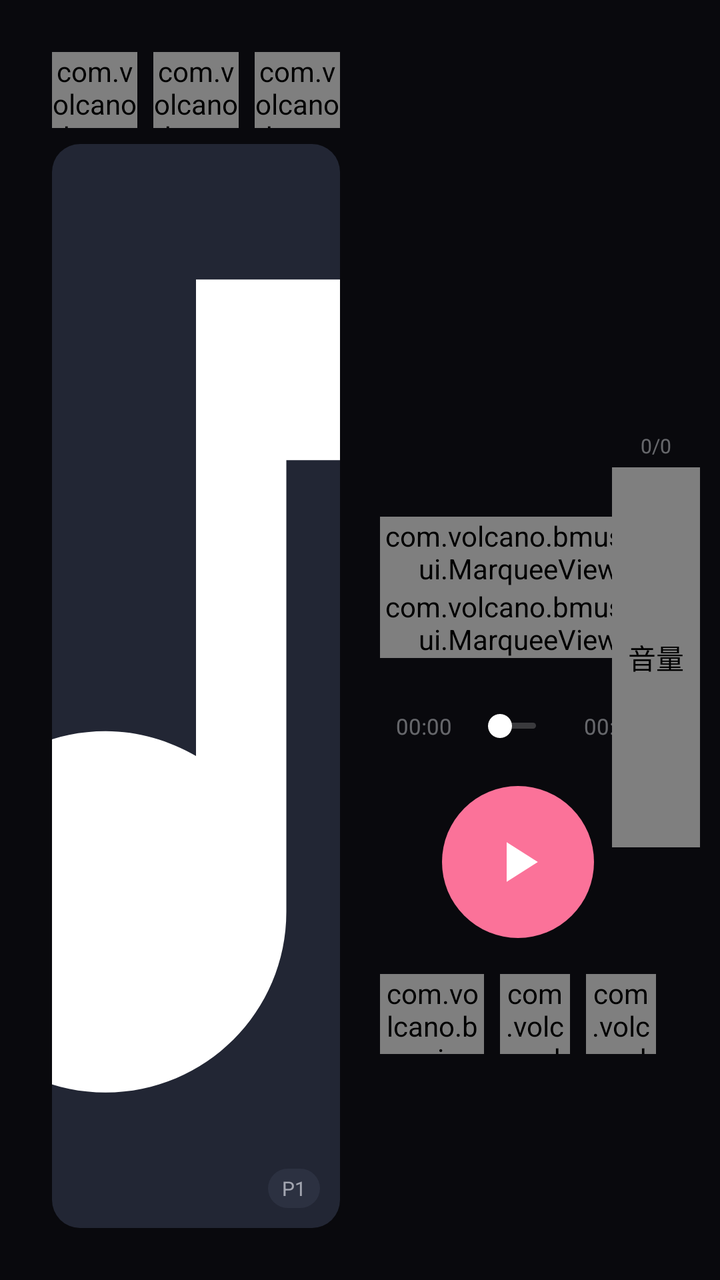
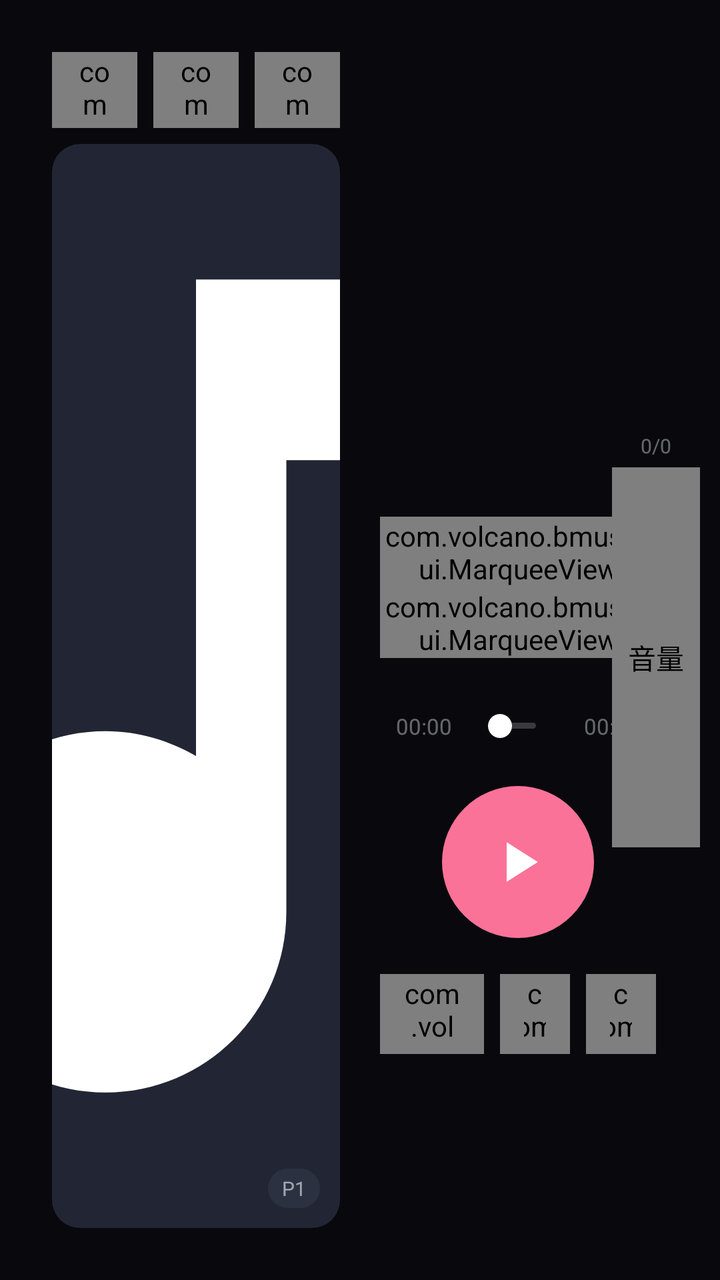

Two renders of the same Android screen: before a commit and after it. Below are the layout's source before the change and the commit's diff.
<!-- AndroidManifest.xml: application theme AppTheme -->
<!-- res/layout/activity_player_land.xml -->
<?xml version="1.0" encoding="utf-8"?>
<FrameLayout xmlns:android="http://schemas.android.com/apk/res/android"
    android:layout_width="match_parent"
    android:layout_height="match_parent"
    android:background="@color/bg">

    <ImageView
        android:id="@+id/bg"
        android:layout_width="match_parent"
        android:layout_height="match_parent"
        android:scaleType="centerCrop" />

    <View
        android:layout_width="match_parent"
        android:layout_height="match_parent"
        android:background="#86000000" />

    <LinearLayout
        android:id="@+id/player_root"
        android:layout_width="match_parent"
        android:layout_height="match_parent"
        android:orientation="horizontal"
        android:padding="16dp">

        
        <LinearLayout
            android:layout_width="0dp"
            android:layout_height="match_parent"
            android:layout_weight="1"
            android:orientation="vertical"
            android:padding="10dp">

            <LinearLayout
                android:id="@+id/row_top"
                android:layout_width="match_parent"
                android:layout_height="wrap_content"
                android:layout_marginBottom="8dp"
                android:gravity="center"
                android:orientation="horizontal">

                <com.volcano.bmusic.ui.MarqueeView
                android:id="@+id/back_box"
                android:layout_width="0dp"
                android:layout_height="38dp"
                android:layout_weight="1"
                android:background="@drawable/ripple_round"
                android:minWidth="0dp"
                android:scrollbars="none">

                <TextView
                    android:id="@+id/back"
                    android:drawableLeft="@drawable/ic_library"
                    android:drawablePadding="6dp"
                    android:drawableTint="@color/text_sub"
                    android:ellipsize="none"
                    android:gravity="center"
                    android:paddingLeft="14dp"
                    android:paddingRight="14dp"
                    android:singleLine="true"
                    android:text="曲库"
                    android:textAllCaps="false"
                    android:textColor="@color/text_sub"
                    android:textSize="12sp"
                    android:layout_width="wrap_content"
                    android:layout_height="wrap_content"
                    android:clickable="true" />
            </com.volcano.bmusic.ui.MarqueeView>

                <View
                    android:layout_width="8dp"
                    android:layout_height="1dp" />

                <com.volcano.bmusic.ui.MarqueeView
                android:id="@+id/btn_cache_box"
                android:layout_width="0dp"
                android:layout_height="38dp"
                android:layout_weight="1"
                android:background="@drawable/ripple_round"
                android:minWidth="0dp"
                android:scrollbars="none">

                <TextView
                    android:id="@+id/btn_cache"
                    android:drawableLeft="@drawable/ic_download"
                    android:drawablePadding="6dp"
                    android:drawableTint="@color/text_sub"
                    android:gravity="center"
                    android:paddingLeft="14dp"
                    android:paddingRight="14dp"
                    android:text="缓存到本地"
                    android:textAllCaps="false"
                    android:textColor="@color/text_sub"
                    android:textSize="12sp"
                    android:layout_width="wrap_content"
                    android:layout_height="wrap_content"
                    android:clickable="true" />
            </com.volcano.bmusic.ui.MarqueeView>

                <View
                    android:layout_width="8dp"
                    android:layout_height="1dp" />

                <com.volcano.bmusic.ui.MarqueeView
                android:id="@+id/btn_bili_box"
                android:layout_width="0dp"
                android:layout_height="38dp"
                android:layout_weight="1"
                android:background="@drawable/ripple_round"
                android:minWidth="0dp"
                android:scrollbars="none">

                <TextView
                    android:id="@+id/btn_bili"
                    android:drawableLeft="@drawable/ic_bili"
                    android:drawablePadding="6dp"
                    android:drawableTint="@color/text_sub"
                    android:gravity="center"
                    android:paddingLeft="14dp"
                    android:paddingRight="14dp"
                    android:text="返回 B 站"
                    android:textAllCaps="false"
                    android:textColor="@color/text_sub"
                    android:textSize="12sp"
                    android:layout_width="wrap_content"
                    android:layout_height="wrap_content"
                    android:clickable="true" />
            </com.volcano.bmusic.ui.MarqueeView>
            </LinearLayout>

            <FrameLayout
                android:layout_width="match_parent"
                android:layout_height="0dp"
                android:layout_weight="1">

                <ImageView
                    android:id="@+id/art"
                    android:layout_width="match_parent"
                    android:layout_height="match_parent"
                    android:background="@drawable/shape_card"
                    android:scaleType="centerCrop"
                    android:src="@drawable/ic_music_note" />

                <TextView
                    android:id="@+id/n_badge"
                    android:layout_width="wrap_content"
                    android:layout_height="wrap_content"
                    android:layout_gravity="bottom|right"
                    android:layout_margin="10dp"
                    android:background="@drawable/shape_card2"
                    android:paddingBottom="3dp"
                    android:paddingLeft="7dp"
                    android:paddingRight="7dp"
                    android:paddingTop="3dp"
                    android:text="P1"
                    android:textColor="@color/text_sub"
                    android:textSize="10sp" />
            </FrameLayout>
        </LinearLayout>

        
        <LinearLayout
            android:layout_width="0dp"
            android:layout_height="match_parent"
            android:layout_weight="1"
            android:gravity="center_horizontal"
            android:orientation="vertical"
            android:paddingLeft="10dp"
            android:paddingRight="16dp">

            <View
                android:layout_width="match_parent"
                android:layout_height="0dp"
                android:layout_weight="1" />

            <com.volcano.bmusic.ui.MarqueeView
                android:id="@+id/title_box"
                android:layout_width="match_parent"
                android:layout_height="wrap_content">

                <TextView
                    android:id="@+id/title"
                    android:layout_width="wrap_content"
                    android:layout_height="wrap_content"
                    android:layout_gravity="center_vertical"
                    android:text="未在播放"
                    android:textColor="@color/text"
                    android:textSize="19sp"
                    android:textStyle="bold" 
                android:singleLine="true" />
            </com.volcano.bmusic.ui.MarqueeView>

            <com.volcano.bmusic.ui.MarqueeView
                android:id="@+id/author_box"
                android:layout_width="match_parent"
                android:layout_height="wrap_content">

                <TextView
                    android:id="@+id/author"
                    android:layout_width="wrap_content"
                    android:layout_height="wrap_content"
                    android:layout_gravity="center_vertical"
                    android:text=""
                    android:textColor="@color/text_sub"
                    android:textSize="13sp" 
                android:singleLine="true" />
            </com.volcano.bmusic.ui.MarqueeView>

            <LinearLayout
                android:id="@+id/row_seek"
                android:layout_width="match_parent"
                android:layout_height="wrap_content"
                android:layout_marginTop="20dp"
                android:gravity="center_vertical"
                android:orientation="horizontal">

                <TextView
                    android:id="@+id/t_cur"
                    android:layout_width="44dp"
                    android:layout_height="wrap_content"
                    android:gravity="center"
                    android:text="00:00"
                    android:textColor="@color/text_dim"
                    android:textSize="11sp" />

                <SeekBar
                    android:id="@+id/seek"
                    android:layout_width="0dp"
                    android:layout_height="28dp"
                    android:layout_weight="1"
                    android:max="1000"
                    android:progressDrawable="@drawable/seek_gray"
                    android:splitTrack="false"
                    android:thumb="@drawable/seek_thumb" />

                <TextView
                    android:id="@+id/t_dur"
                    android:layout_width="44dp"
                    android:layout_height="wrap_content"
                    android:gravity="center"
                    android:text="00:00"
                    android:textColor="@color/text_dim"
                    android:textSize="11sp" />
            </LinearLayout>

            <LinearLayout
                android:id="@+id/row_ctrl"
                android:layout_width="match_parent"
                android:layout_height="wrap_content"
                android:layout_marginTop="16dp"
                android:gravity="center"
                android:orientation="horizontal">

                <ImageButton
                    android:id="@+id/btn_mode"
                    android:layout_width="48dp"
                    android:layout_height="48dp"
                    android:background="@null"
                    android:contentDescription="播放模式"
                    android:src="@drawable/ic_repeat"
                    android:tint="@color/text_sub" />

                <View
                    android:layout_width="18dp"
                    android:layout_height="1dp" />

                <ImageButton
                    android:id="@+id/btn_prev"
                    android:layout_width="54dp"
                    android:layout_height="54dp"
                    android:background="@null"
                    android:contentDescription="上一首"
                    android:src="@drawable/ic_prev"
                    android:tint="@color/text" />

                <ImageButton
                    android:id="@+id/btn_play"
                    android:layout_width="76dp"
                    android:layout_height="76dp"
                    android:layout_marginLeft="16dp"
                    android:layout_marginRight="16dp"
                    android:background="@drawable/circle_accent"
                    android:contentDescription="@string/play"
                    android:padding="21dp"
                    android:scaleType="fitCenter"
                    android:src="@drawable/ic_play"
                    android:tint="@color/white" />

                <ImageButton
                    android:id="@+id/btn_next"
                    android:layout_width="54dp"
                    android:layout_height="54dp"
                    android:background="@null"
                    android:contentDescription="下一首"
                    android:src="@drawable/ic_next"
                    android:tint="@color/text" />

                <View
                    android:layout_width="18dp"
                    android:layout_height="1dp" />

                <ImageButton
                    android:id="@+id/btn_fav"
                    android:layout_width="48dp"
                    android:layout_height="48dp"
                    android:background="@null"
                    android:contentDescription="收藏"
                    android:src="@drawable/ic_fav_border"
                    android:tint="@color/text_sub" />
            </LinearLayout>

            
            <LinearLayout
                android:id="@+id/row_bottom"
                android:layout_width="match_parent"
                android:layout_height="wrap_content"
                android:layout_marginTop="18dp"
                android:gravity="center"
                android:orientation="horizontal">

                <com.volcano.bmusic.ui.MarqueeView
                android:id="@+id/btn_queue_box"
                android:layout_width="0dp"
                android:layout_height="40dp"
                android:layout_weight="1.5"
                android:background="@drawable/ripple_round"
                android:minWidth="0dp"
                android:scrollbars="none">

                <TextView
                    android:id="@+id/btn_queue"
                    android:drawableLeft="@drawable/ic_queue"
                    android:drawablePadding="6dp"
                    android:drawableTint="@color/text_sub"
                    android:gravity="center"
                    android:paddingLeft="14dp"
                    android:paddingRight="14dp"
                    android:text="@string/current_queue"
                    android:textAllCaps="false"
                    android:textColor="@color/text_sub"
                    android:textSize="12sp"
                    android:layout_width="wrap_content"
                    android:layout_height="wrap_content"
                    android:clickable="true" />
            </com.volcano.bmusic.ui.MarqueeView>

                <View
                    android:layout_width="8dp"
                    android:layout_height="1dp" />

                <com.volcano.bmusic.ui.MarqueeView
                android:id="@+id/btn_add_pl_box"
                android:layout_width="0dp"
                android:layout_height="40dp"
                android:layout_weight="1"
                android:background="@drawable/ripple_round"
                android:minWidth="0dp"
                android:scrollbars="none">

                <TextView
                    android:id="@+id/btn_add_pl"
                    android:drawableLeft="@drawable/ic_add"
                    android:drawablePadding="6dp"
                    android:drawableTint="@color/text_sub"
                    android:gravity="center"
                    android:paddingLeft="14dp"
                    android:paddingRight="14dp"
                    android:text="加入歌单"
                    android:textAllCaps="false"
                    android:textColor="@color/text_sub"
                    android:textSize="12sp"
                    android:layout_width="wrap_content"
                    android:layout_height="wrap_content"
                    android:clickable="true" />
            </com.volcano.bmusic.ui.MarqueeView>

                <View
                    android:layout_width="8dp"
                    android:layout_height="1dp" />

                <com.volcano.bmusic.ui.MarqueeView
                android:id="@+id/btn_lyric_box"
                android:layout_width="0dp"
                android:layout_height="40dp"
                android:layout_weight="1"
                android:background="@drawable/ripple_round"
                android:minWidth="0dp"
                android:scrollbars="none">

                <TextView
                    android:id="@+id/btn_lyric"
                    android:drawableLeft="@drawable/ic_lyric"
                    android:drawablePadding="6dp"
                    android:drawableTint="@color/text_sub"
                    android:gravity="center"
                    android:paddingLeft="14dp"
                    android:paddingRight="14dp"
                    android:text="@string/lyrics"
                    android:textAllCaps="false"
                    android:textColor="@color/text_sub"
                    android:textSize="12sp"
                    android:layout_width="wrap_content"
                    android:layout_height="wrap_content"
                    android:clickable="true" />
            </com.volcano.bmusic.ui.MarqueeView>
            </LinearLayout>

            <TextView
                android:id="@+id/hint"
                android:layout_width="match_parent"
                android:layout_height="wrap_content"
                android:layout_marginTop="12dp"
                android:layout_marginBottom="16dp"
                android:gravity="center"
                android:text=""
                android:textColor="@color/text_dim"
                android:textSize="11sp"
                android:visibility="gone" />

            <View
                android:layout_width="match_parent"
                android:layout_height="0dp"
                android:layout_weight="0.4" />
        </LinearLayout>
    </LinearLayout>

    
    <FrameLayout
        android:layout_width="wrap_content"
        android:layout_height="wrap_content"
        android:layout_gravity="end|center_vertical"
        android:layout_marginEnd="10dp">

        <LinearLayout
            android:layout_width="wrap_content"
            android:layout_height="wrap_content"
            android:orientation="vertical"
            android:gravity="center_horizontal">

            <TextView
                android:id="@+id/vol_pct"
                android:layout_width="wrap_content"
                android:layout_height="wrap_content"
                android:text="0/0"
                android:textColor="@color/text_dim"
                android:textSize="10sp" />

            <com.volcano.bmusic.ui.VolumeBar
                android:id="@+id/vol_bar"
                android:layout_width="44dp"
                android:layout_height="190dp"
                android:layout_marginTop="4dp"
                android:contentDescription="@string/volume" />
        </LinearLayout>
    </FrameLayout>

    
    <FrameLayout
        android:id="@+id/lyric_panel"
        android:layout_width="match_parent"
        android:layout_height="match_parent"
        android:background="#E612141C"
        android:visibility="gone">

        <LinearLayout
            android:layout_width="match_parent"
            android:layout_height="match_parent"
            android:orientation="vertical"
            android:padding="18dp">

            <LinearLayout
                android:layout_width="match_parent"
                android:layout_height="wrap_content"
                android:orientation="horizontal"
                android:gravity="center_vertical">

                <TextView
                    android:layout_width="0dp"
                    android:layout_height="wrap_content"
                    android:layout_weight="1"
                    android:text="@string/lyric_panel_title"
                    android:textColor="@color/text"
                    android:textSize="16sp"
                    android:textStyle="bold" />

                <ImageButton
                    android:id="@+id/lyric_close"
                    android:layout_width="40dp"
                    android:layout_height="40dp"
                    android:background="@null"
                    android:src="@drawable/ic_close"
                    android:tint="@color/text_sub"
                    android:contentDescription="关闭" />
            </LinearLayout>

            <LinearLayout
                android:layout_width="match_parent"
                android:layout_height="wrap_content"
                android:layout_marginTop="10dp"
                android:orientation="horizontal">

                <EditText
                    android:id="@+id/lyric_query"
                    android:layout_width="0dp"
                    android:layout_height="38dp"
                    android:layout_weight="1"
                    android:background="@drawable/shape_card"
                    android:hint="@string/lyric_search_hint"
                    android:textColorHint="@color/text_dim"
                    android:imeOptions="actionSearch"
                    android:inputType="text"
                    android:paddingLeft="12dp"
                    android:paddingRight="12dp"
                    android:textColor="@color/text"
                    android:textSize="13sp" />

                <Button
                    android:id="@+id/lyric_search"
                    android:layout_width="wrap_content"
                    android:layout_height="38dp"
                    android:layout_marginLeft="8dp"
                    android:background="@drawable/ripple_round"
                    android:text="@string/search"
                    android:textAllCaps="false"
                    android:textColor="@color/text_sub"
                    android:textSize="12sp" />
            </LinearLayout>

            <TextView
                android:id="@+id/lyric_status"
                android:layout_width="match_parent"
                android:layout_height="wrap_content"
                android:layout_marginTop="6dp"
                android:gravity="center"
                android:textColor="@color/text_dim"
                android:textSize="11sp" />

            <ScrollView
                android:id="@+id/lyric_scroll"
                android:layout_width="match_parent"
                android:layout_height="0dp"
                android:layout_weight="1"
                android:layout_marginTop="8dp">

                <LinearLayout
                    android:id="@+id/lyric_lines"
                    android:layout_width="match_parent"
                    android:layout_height="wrap_content"
                    android:orientation="vertical"
                    android:paddingBottom="60dp" />
            </ScrollView>
        </LinearLayout>
    </FrameLayout>
</FrameLayout>
<!-- resources referenced by this layout -->
<resources>
  <color name="bg">#FF12141C</color>
  <color name="text">#FFF2F4FA</color>
  <color name="text_dim">#66F2F4FA</color>
  <color name="text_sub">#99F2F4FA</color>
  <color name="white">#FFFFFFFF</color>
  <!-- drawable circle_accent (drawable) -->
  <?xml version="1.0" encoding="utf-8"?>
  <shape xmlns:android="http://schemas.android.com/apk/res/android" android:shape="oval">
      <solid android:color="@color/pink" />
  </shape>
  <!-- drawable ic_add (drawable) -->
  <?xml version="1.0" encoding="utf-8"?>
  <vector xmlns:android="http://schemas.android.com/apk/res/android"
      android:width="24dp"
      android:height="24dp"
      android:viewportWidth="24.0"
      android:viewportHeight="24.0">
      <path
          android:fillColor="#FFFFFFFF"
          android:pathData="M19,13h-6v6h-2v-6H5v-2h6V5h2v6h6v2z" />
  </vector>
  <!-- drawable ic_download (drawable) -->
  <?xml version="1.0" encoding="utf-8"?>
  <vector xmlns:android="http://schemas.android.com/apk/res/android"
      android:width="24dp"
      android:height="24dp"
      android:viewportWidth="24.0"
      android:viewportHeight="24.0">
      <path
          android:fillColor="#FFFFFFFF"
          android:pathData="M19,9h-4V3H9v6H5l7,7 7,-7zM5,18v2h14v-2H5z" />
  </vector>
  <!-- drawable ic_next (drawable) -->
  <?xml version="1.0" encoding="utf-8"?>
  <vector xmlns:android="http://schemas.android.com/apk/res/android"
      android:width="24dp"
      android:height="24dp"
      android:viewportWidth="24.0"
      android:viewportHeight="24.0">
      <path
          android:fillColor="#FFFFFFFF"
          android:pathData="M6,18l8.5,-6L6,6v12zM16,6v12h2V6h-2z" />
  </vector>
  <!-- drawable ic_play (drawable) -->
  <?xml version="1.0" encoding="utf-8"?>
  <vector xmlns:android="http://schemas.android.com/apk/res/android"
      android:width="24dp"
      android:height="24dp"
      android:viewportWidth="24.0"
      android:viewportHeight="24.0">
      <path
          android:fillColor="#FFFFFFFF"
          android:pathData="M8,5v14l11,-7z" />
  </vector>
  <!-- drawable ic_prev (drawable) -->
  <?xml version="1.0" encoding="utf-8"?>
  <vector xmlns:android="http://schemas.android.com/apk/res/android"
      android:width="24dp"
      android:height="24dp"
      android:viewportWidth="24.0"
      android:viewportHeight="24.0">
      <path
          android:fillColor="#FFFFFFFF"
          android:pathData="M6,6h2v12H6zM9.5,12l8.5,6V6z" />
  </vector>
  <!-- drawable ripple_round (drawable) -->
  <?xml version="1.0" encoding="utf-8"?>
  <shape xmlns:android="http://schemas.android.com/apk/res/android" android:shape="rectangle">
      <solid android:color="#14FFFFFF" />
      <corners android:radius="24dp" />
  </shape>
  <!-- drawable seek_thumb (drawable) -->
  <?xml version="1.0" encoding="utf-8"?>
  <shape xmlns:android="http://schemas.android.com/apk/res/android" android:shape="oval">
      <size android:height="12dp" android:width="12dp" />
      <solid android:color="@color/white" />
  </shape>
  <!-- drawable shape_card (drawable) -->
  <?xml version="1.0" encoding="utf-8"?>
  <shape xmlns:android="http://schemas.android.com/apk/res/android" android:shape="rectangle">
      <solid android:color="@color/bg_card" />
      <corners android:radius="14dp" />
  </shape>
  <!-- drawable shape_card2 (drawable) -->
  <?xml version="1.0" encoding="utf-8"?>
  <shape xmlns:android="http://schemas.android.com/apk/res/android" android:shape="rectangle">
      <solid android:color="@color/bg_card_2" />
      <corners android:radius="10dp" />
  </shape>
  <string name="current_queue">播放队列</string>
  <string name="lyric_panel_title">歌词</string>
  <string name="lyric_search_hint">输入歌名 / 歌手，搜索歌词</string>
  <string name="lyrics">歌词</string>
  <string name="play">播放</string>
  <string name="search">搜索</string>
  <string name="volume">音量</string>
  <color name="pink">#FFFB7299</color>
  <color name="bg_card">#FF222634</color>
  <color name="bg_card_2">#FF2C3141</color>
  <color name="bg_soft">#FF1A1D28</color>
  <!-- unchanged entries left out for length: 10 -->
</resources>

<!-- the commit's change to res/layout/activity_player_land.xml (unified diff, before → after) -->
@@ -45,6 +45,8 @@
                 android:layout_weight="1"
                 android:background="@drawable/ripple_round"
                 android:minWidth="0dp"
+                android:paddingLeft="12dp"
+                android:paddingRight="12dp"
                 android:scrollbars="none">
 
                 <TextView
@@ -54,8 +56,6 @@
                     android:drawableTint="@color/text_sub"
                     android:ellipsize="none"
                     android:gravity="center"
-                    android:paddingLeft="14dp"
-                    android:paddingRight="14dp"
                     android:singleLine="true"
                     android:text="曲库"
                     android:textAllCaps="false"
@@ -77,6 +77,8 @@
                 android:layout_weight="1"
                 android:background="@drawable/ripple_round"
                 android:minWidth="0dp"
+                android:paddingLeft="12dp"
+                android:paddingRight="12dp"
                 android:scrollbars="none">
 
                 <TextView
@@ -85,8 +87,6 @@
                     android:drawablePadding="6dp"
                     android:drawableTint="@color/text_sub"
                     android:gravity="center"
-                    android:paddingLeft="14dp"
-                    android:paddingRight="14dp"
                     android:text="缓存到本地"
                     android:textAllCaps="false"
                     android:textColor="@color/text_sub"
@@ -107,6 +107,8 @@
                 android:layout_weight="1"
                 android:background="@drawable/ripple_round"
                 android:minWidth="0dp"
+                android:paddingLeft="12dp"
+                android:paddingRight="12dp"
                 android:scrollbars="none">
 
                 <TextView
@@ -115,8 +117,6 @@
                     android:drawablePadding="6dp"
                     android:drawableTint="@color/text_sub"
                     android:gravity="center"
-                    android:paddingLeft="14dp"
-                    android:paddingRight="14dp"
                     android:text="返回 B 站"
                     android:textAllCaps="false"
                     android:textColor="@color/text_sub"
@@ -324,6 +324,8 @@
                 android:layout_weight="1.5"
                 android:background="@drawable/ripple_round"
                 android:minWidth="0dp"
+                android:paddingLeft="12dp"
+                android:paddingRight="12dp"
                 android:scrollbars="none">
 
                 <TextView
@@ -332,8 +334,6 @@
                     android:drawablePadding="6dp"
                     android:drawableTint="@color/text_sub"
                     android:gravity="center"
-                    android:paddingLeft="14dp"
-                    android:paddingRight="14dp"
                     android:text="@string/current_queue"
                     android:textAllCaps="false"
                     android:textColor="@color/text_sub"
@@ -354,6 +354,8 @@
                 android:layout_weight="1"
                 android:background="@drawable/ripple_round"
                 android:minWidth="0dp"
+                android:paddingLeft="12dp"
+                android:paddingRight="12dp"
                 android:scrollbars="none">
 
                 <TextView
@@ -362,8 +364,6 @@
                     android:drawablePadding="6dp"
                     android:drawableTint="@color/text_sub"
                     android:gravity="center"
-                    android:paddingLeft="14dp"
-                    android:paddingRight="14dp"
                     android:text="加入歌单"
                     android:textAllCaps="false"
                     android:textColor="@color/text_sub"
@@ -384,6 +384,8 @@
                 android:layout_weight="1"
                 android:background="@drawable/ripple_round"
                 android:minWidth="0dp"
+                android:paddingLeft="12dp"
+                android:paddingRight="12dp"
                 android:scrollbars="none">
 
                 <TextView
@@ -392,8 +394,6 @@
                     android:drawablePadding="6dp"
                     android:drawableTint="@color/text_sub"
                     android:gravity="center"
-                    android:paddingLeft="14dp"
-                    android:paddingRight="14dp"
                     android:text="@string/lyrics"
                     android:textAllCaps="false"
                     android:textColor="@color/text_sub"
